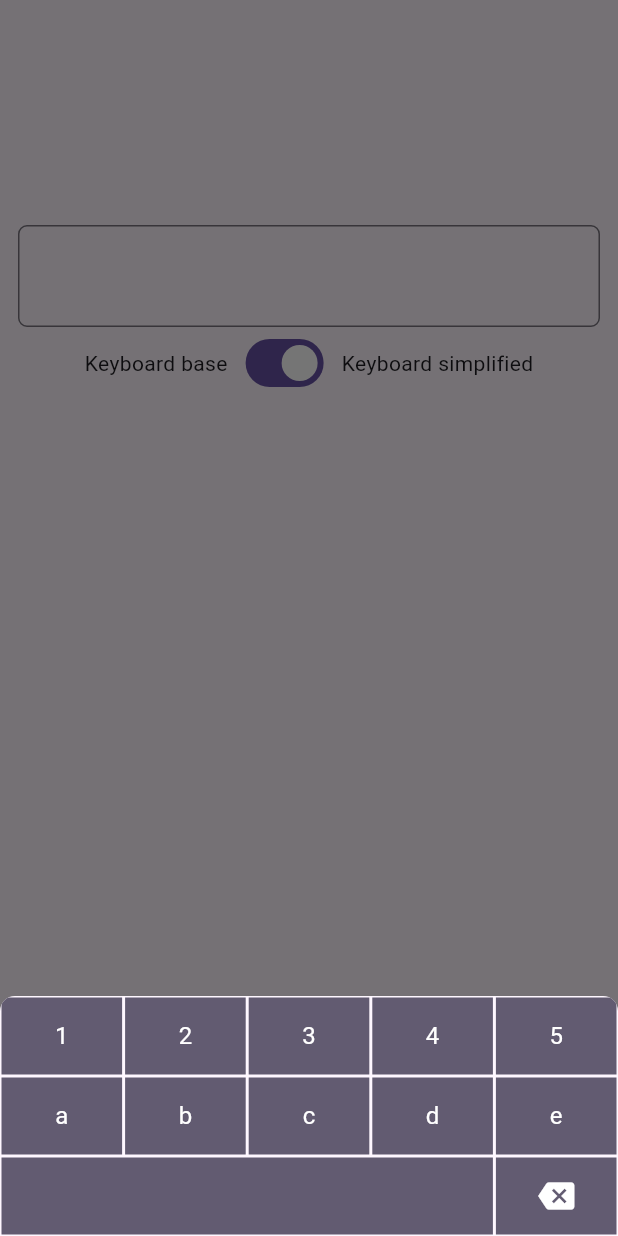
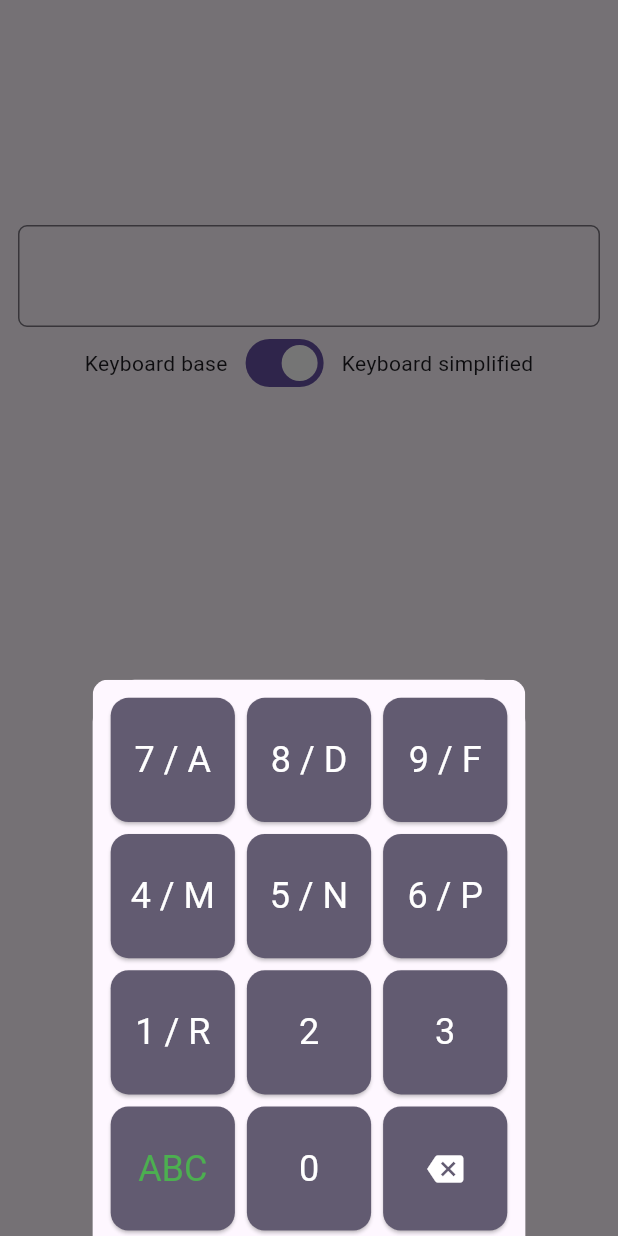
Before and after one commit to mvatecna/flutter_keyboard_custom, a Flutter app: the screen it shows after launch, after a tap on "Show keyboard custom", on a phone screen of 412 x 824 dp. Run offline on Flutter 3.47's test engine with Material 2 defaults, Android fonts, the light colour scheme and no system bars.

Commit message:
use case more technical

```diff
--- a/lib/custom_keayboard.dart
+++ /dev/null
@@ -1,114 +0,0 @@
-import 'package:flutter/material.dart';
-import 'package:flutter_keyboard_custom/textkey.dart';
-
-class CustomKeyboard extends StatelessWidget {
-  const CustomKeyboard({
-    this.onTextInput,
-    this.onBackspace,
-    super.key,
-  });
-
-  final ValueSetter<String>? onTextInput;
-  final VoidCallback? onBackspace;
-
-  void _textInputHandler(String text) => onTextInput?.call(text);
-
-  void _backspaceHandler() => onBackspace?.call();
-
-  @override
-  Widget build(BuildContext context) {
-    return ClipRRect(
-      borderRadius: const BorderRadius.only(
-        topLeft: Radius.circular(10),
-        topRight: Radius.circular(10),
-      ),
-      child: Container(
-        height: 160,
-        color: Theme.of(context).cardColor,
-        child: Column(
-          children: [
-            buildRowOne(),
-            buildRowTwo(),
-            buildRowThree(),
-          ],
-        ),
-      ),
-    );
-  }
-
-  Expanded buildRowOne() {
-    return Expanded(
-      child: Row(
-        children: [
-          TextKey(
-            text: '1',
-            onTextInput: _textInputHandler,
-          ),
-          TextKey(
-            text: '2',
-            onTextInput: _textInputHandler,
-          ),
-          TextKey(
-            text: '3',
-            onTextInput: _textInputHandler,
-          ),
-          TextKey(
-            text: '4',
-            onTextInput: _textInputHandler,
-          ),
-          TextKey(
-            text: '5',
-            onTextInput: _textInputHandler,
-          ),
-        ],
-      ),
-    );
-  }
-
-  Expanded buildRowTwo() {
-    return Expanded(
-      child: Row(
-        children: [
-          TextKey(
-            text: 'a',
-            onTextInput: _textInputHandler,
-          ),
-          TextKey(
-            text: 'b',
-            onTextInput: _textInputHandler,
-          ),
-          TextKey(
-            text: 'c',
-            onTextInput: _textInputHandler,
-          ),
-          TextKey(
-            text: 'd',
-            onTextInput: _textInputHandler,
-          ),
-          TextKey(
-            text: 'e',
-            onTextInput: _textInputHandler,
-          ),
-        ],
-      ),
-    );
-  }
-
-  Expanded buildRowThree() {
-    return Expanded(
-      child: Row(
-        children: [
-          TextKey(
-            text: ' ',
-            flex: 4,
-            onTextInput: _textInputHandler,
-          ),
-          TextKey(
-            isBackSpace: true,
-            onBackspace: _backspaceHandler,
-          ),
-        ],
-      ),
-    );
-  }
-}
--- /dev/null
+++ b/lib/custom_keyboard.dart
@@ -0,0 +1,97 @@
+import 'package:flutter/material.dart';
+import 'package:flutter_keyboard_custom/textkey.dart';
+
+class CustomKeyboard extends StatefulWidget {
+  const CustomKeyboard({
+    this.onTextInput,
+    this.onBackspace,
+    super.key,
+  });
+
+  final Function(String s)? onTextInput;
+  final VoidCallback? onBackspace;
+
+  @override
+  State<CustomKeyboard> createState() => _CustomKeyboardState();
+}
+
+class _CustomKeyboardState extends State<CustomKeyboard> {
+  bool isLetter = true;
+
+  final list = ["7 / A", "8 / D", "9 / F", "4 / M", "5 / N", "6 / P", "1 / R", "2", "3"];
+
+  @override
+  Widget build(BuildContext context) {
+    return ClipRRect(
+      borderRadius: const BorderRadius.only(
+        topLeft: Radius.circular(10),
+        topRight: Radius.circular(10),
+      ),
+      child: Container(
+        height: MediaQuery.of(context).size.height * .45,
+        color: Theme.of(context).cardColor,
+        child: GridView.count(
+          padding: const EdgeInsets.all(8),
+          crossAxisCount: 3,
+          children: [
+            ...list
+                .map(
+                  (e) => TextKey(
+                    callback: () => _textInputHandler(e),
+                    child: textKey(e),
+                  ),
+                )
+                .toList(),
+            TextKey(
+              callback: _toggleIsABCTap,
+              child: Text(
+                "ABC",
+                style: Theme.of(context).textTheme.headlineSmall?.copyWith(
+                      color: isLetter ? Colors.green : Theme.of(context).colorScheme.onSecondary,
+                    ),
+              ),
+            ),
+            TextKey(
+              callback: () => _textInputHandler("0"),
+              child: textKey("0"),
+            ),
+            TextKey(
+              callback: _backspaceHandler,
+              child: Icon(
+                Icons.backspace,
+                color: Theme.of(context).colorScheme.onSecondary,
+              ),
+            ),
+          ],
+        ),
+      ),
+    );
+  }
+
+  void _textInputHandler(String text) => widget.onTextInput?.call(_splitValueKeyboard(text) ?? "");
+  void _backspaceHandler() => widget.onBackspace?.call();
+
+  Widget textKey(String text) {
+    return Text(
+      text,
+      style: Theme.of(context).textTheme.headlineSmall?.copyWith(
+            color: Theme.of(context).colorScheme.onSecondary,
+          ),
+    );
+  }
+
+  String? _splitValueKeyboard(String? s) {
+    final list = s?.split("/");
+    if (isLetter) {
+      isLetter = !isLetter;
+      setState(() {});
+      return list?.last.trim();
+    }
+    return list?.first.trim();
+  }
+
+  void _toggleIsABCTap() {
+    isLetter = !isLetter;
+    setState(() {});
+  }
+}
--- a/lib/main.dart
+++ b/lib/main.dart
@@ -1,5 +1,5 @@
 import 'package:flutter/material.dart';
-import 'package:flutter_keyboard_custom/custom_keayboard.dart';
+import 'package:flutter_keyboard_custom/custom_keyboard.dart';
 
 void main() => runApp(const MyApp());
 
@@ -39,8 +39,9 @@ class _KeyboardDemoState extends State<KeyboardDemo> {
             child: TextField(
               controller: _controller,
               decoration: InputDecoration(
-                border:
-                    OutlineInputBorder(borderRadius: BorderRadius.circular(6)),
+                border: OutlineInputBorder(
+                  borderRadius: BorderRadius.circular(6),
+                ),
               ),
               style: const TextStyle(fontSize: 24),
               autofocus: true,
@@ -81,9 +82,12 @@ class _KeyboardDemoState extends State<KeyboardDemo> {
   void bottomSheet() {
     showModalBottomSheet(
         context: context,
+        constraints: BoxConstraints(
+          maxWidth: MediaQuery.of(context).size.width * .7,
+        ),
         builder: (_) {
           return CustomKeyboard(
-            onTextInput: (myText) => _insertText(myText),
+            onTextInput: (text) => _insertText(text),
             onBackspace: () => _backspace(),
           );
         });
@@ -135,11 +139,7 @@ class _KeyboardDemoState extends State<KeyboardDemo> {
     final offset = _isUtf16Surrogate(previousCodeUnit) ? 2 : 1;
     final newStart = textSelection.start - offset;
     final newEnd = textSelection.start;
-    final newText = text.replaceRange(
-      newStart,
-      newEnd,
-      '',
-    );
+    final newText = text.replaceRange(newStart, newEnd, '');
     _controller.text = newText;
     _controller.selection = textSelection.copyWith(
       baseOffset: newStart,
@@ -147,9 +147,7 @@ class _KeyboardDemoState extends State<KeyboardDemo> {
     );
   }
 
-  bool _isUtf16Surrogate(int value) {
-    return value & 0xF800 == 0xD800;
-  }
+  bool _isUtf16Surrogate(int value) => value & 0xF800 == 0xD800;
 
   @override
   void dispose() {
--- a/lib/textkey.dart
+++ b/lib/textkey.dart
@@ -2,50 +2,21 @@ import 'package:flutter/material.dart';
 
 class TextKey extends StatelessWidget {
   const TextKey({
-    this.text,
-    this.flex = 1,
-    this.isBackSpace = false,
-    this.onTextInput,
-    this.onBackspace,
+    required this.child,
+    this.callback,
     super.key,
   });
 
-  final String? text;
-  final ValueSetter<String>? onTextInput;
-  final VoidCallback? onBackspace;
-  final int flex;
-  final bool isBackSpace;
+  final Function()? callback;
+  final Widget child;
 
   @override
   Widget build(BuildContext context) {
-    final appTheme = Theme.of(context);
-    return Expanded(
-      flex: flex,
-      child: Padding(
-        padding: const EdgeInsets.all(1.0),
-        child: Material(
-          color: appTheme.colorScheme.secondary,
-          child: InkWell(
-            onTap: () => isBackSpace
-                ? onBackspace?.call()
-                : onTextInput?.call(text ?? ""),
-            child: SizedBox(
-              child: Center(
-                child: isBackSpace
-                    ? Icon(
-                        Icons.backspace,
-                        color: appTheme.colorScheme.onSecondary,
-                      )
-                    : Text(
-                        text ?? "",
-                        style: appTheme.textTheme.bodyLarge?.copyWith(
-                          color: appTheme.colorScheme.onSecondary,
-                        ),
-                      ),
-              ),
-            ),
-          ),
-        ),
+    return Card(
+      color: Theme.of(context).colorScheme.secondary,
+      child: InkWell(
+        onTap: callback,
+        child: Center(child: child),
       ),
     );
   }
```
